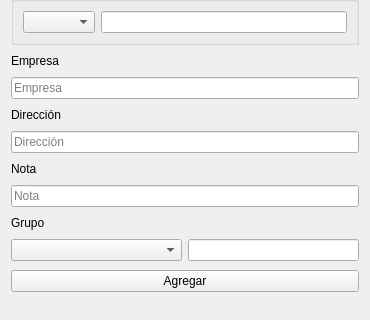
Above: eform.ui from adnksharp/pySide6-contacts before the change; both pictures show x 0 to 370 and y 171 to 491 of the 370 by 491 pixel window. Below: the same form after it.
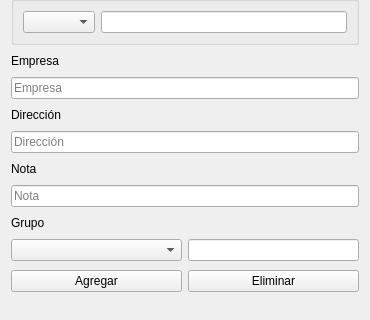
That is the form after the change.

```diff
--- a/eform.ui
+++ b/eform.ui
@@ -205,6 +205,8 @@
     </layout>
    </item>
    <item>
+    <layout class="QHBoxLayout" name="horizontalLayout_3">
+     <item>
     <widget class="QPushButton" name="pushButton">
      <property name="cursor">
       <cursorShape>PointingHandCursor</cursorShape>
@@ -213,6 +215,18 @@
       <string>Agregar</string>
      </property>
     </widget>
+     </item>
+     <item>
+      <widget class="QPushButton" name="pushButton_2">
+       <property name="cursor">
+        <cursorShape>PointingHandCursor</cursorShape>
+       </property>
+       <property name="text">
+        <string>Eliminar</string>
+       </property>
+      </widget>
+     </item>
+    </layout>
    </item>
   </layout>
  </widget>
```
Lines whose indentation alone changed are shown as unchanged.
